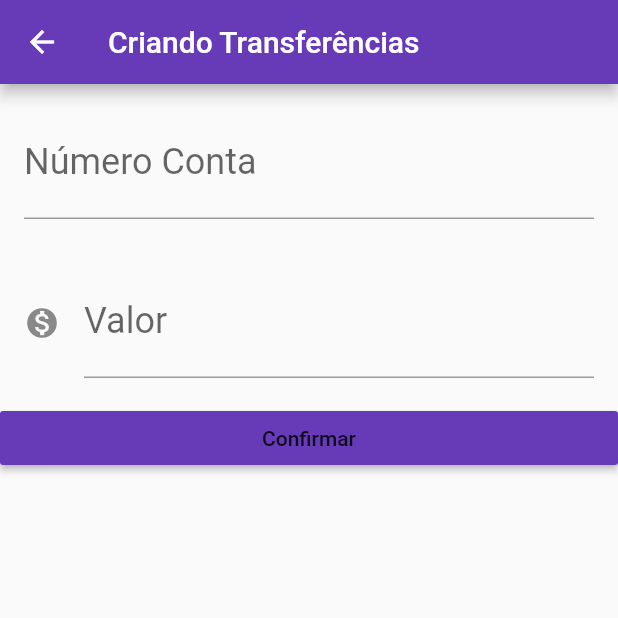
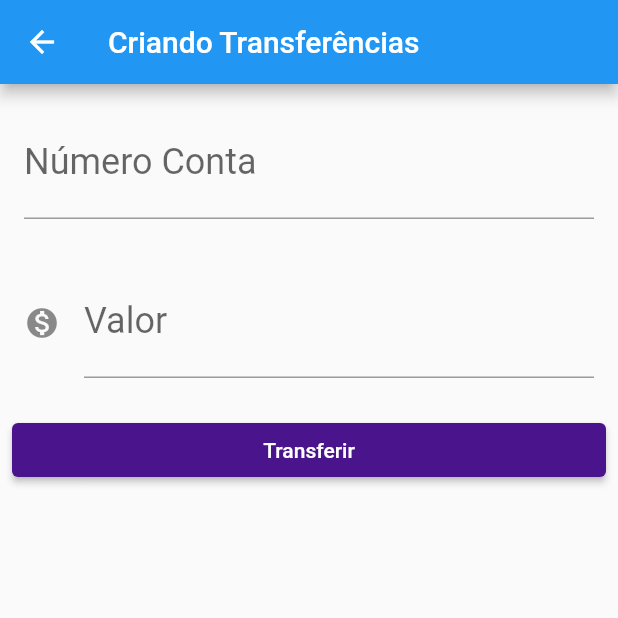
Before and after one commit to heulembarros/FundamentosFlutterAlura, a Flutter app: the FormularioTransferencia screen opened directly, on a phone screen of 412 x 824 dp, the top half of it. Run offline on Flutter 3.47's test engine with Material 2 defaults, Android fonts, the phone set to English and light mode, and no system bars.

Commit message:
Final do Curso

```diff
--- /dev/null
+++ b/lib/components/editor.dart
@@ -0,0 +1,33 @@
+import 'package:flutter/material.dart';
+
+class Editor extends StatelessWidget {
+  final TextEditingController controlador;
+  final String rotulo;
+  final String dica;
+  final IconData icone;
+
+  Editor({
+    this.controlador,
+    this.rotulo,
+    this.dica,
+    this.icone,
+  });
+
+  @override
+  Widget build(BuildContext context) {
+    return Padding(
+      padding: const EdgeInsets.all(16.0),
+      child: TextField(
+        controller: controlador,
+        style: TextStyle(
+          fontSize: 24.0,
+        ),
+        decoration: InputDecoration(
+            icon: icone != null ? Icon(icone) : null,
+            labelText: rotulo,
+            hintText: dica),
+        keyboardType: TextInputType.number,
+      ),
+    );
+  }
+}
--- a/lib/main.dart
+++ b/lib/main.dart
@@ -1,3 +1,4 @@
+import 'package:bytebank/screens/transferencia/lista.dart';
 import 'package:flutter/material.dart';
 
 void main() => runApp(ByteBankApp());
@@ -6,215 +7,17 @@ class ByteBankApp extends StatelessWidget {
   @override
   Widget build(BuildContext context) {
     return MaterialApp(
-      home: Scaffold(
-        body: ListaTranferencias(),
-        // body: FormularioTransferencia(),
+      // theme: ThemeData.dark(),
+      theme: ThemeData(
+        primaryColor: Colors.purple[800],
+        accentColor: Colors.purple[900],
+        buttonTheme: ButtonThemeData(
+          buttonColor: Colors.purple[900],
+          textTheme: ButtonTextTheme.primary,
+        ),
       ),
+      home: ListaTranferencias(),
       debugShowCheckedModeBanner: false,
     );
   }
 }
-
-class FormularioTransferencia extends StatelessWidget {
-  final TextEditingController _controladorCampoNumeroConta =
-      TextEditingController();
-  final TextEditingController _controladorCampoValor = TextEditingController();
-
-  @override
-  Widget build(BuildContext context) {
-    return Scaffold(
-        appBar: AppBar(
-          title: Text('Criando Transferências'),
-          backgroundColor: Colors.deepPurple,
-        ),
-        body: ListView(
-          children: [
-            Editor(
-                controlador: _controladorCampoNumeroConta,
-                rotulo: "Número Conta",
-                dica: '000'),
-            Editor(
-                controlador: _controladorCampoValor,
-                rotulo: "Valor",
-                dica: '0.00',
-                icone: Icons.monetization_on),
-            RaisedButton(
-              color: Colors.deepPurple,
-              child: Text('Confirmar'),
-              onPressed: () {
-                _criaTransferencia(context);
-              },
-            )
-          ],
-        ));
-  }
-
-  void _criaTransferencia(BuildContext context) {
-    final int numeroConta = int.tryParse(_controladorCampoNumeroConta.text);
-    final double valor = double.tryParse(_controladorCampoValor.text);
-    if(numeroConta != null && valor != null){
-      final transferenciaCriada = Transferencia(valor, numeroConta);
-      debugPrint('Criando Transferência');
-      debugPrint('$transferenciaCriada');
-      Navigator.pop(context, transferenciaCriada);
-      ScaffoldMessenger.of(context).showSnackBar(
-      SnackBar(
-        content: const Text('Transferência Realizada!'),
-        action: SnackBarAction(
-          // label: 'Info',
-          // onPressed: () {
-          // },
-        ),
-        ),
-      );
-    }
-  }
-}
-
-class Editor extends StatelessWidget {
-
-  final TextEditingController controlador;
-  final String rotulo;
-  final String dica;
-  final IconData icone;
-
-  Editor({this.controlador, this.rotulo, this.dica, this.icone});
-
-  @override
-  Widget build(BuildContext context) {
-    return Padding(
-      padding: const EdgeInsets.all(16.0),
-      child: TextField(
-        controller: controlador,
-        style: TextStyle(
-          fontSize: 24.0,
-        ),
-        decoration: InputDecoration(
-          icon: icone != null ? Icon(icone) : null,
-            labelText: rotulo,
-            hintText: dica),
-        keyboardType: TextInputType.number,
-      ),
-    );
-  }
-}
-
-
-class ListaTranferencias extends StatefulWidget {
-
-  final List<Transferencia> _transferencias = List();
-
-  @override
-  State<StatefulWidget> createState() {
-    return ListaTranferenciaState();
-  }
-}
-
-class ListaTranferenciaState extends State<ListaTranferencias>{
-  @override
-  Widget build(BuildContext context) {
-    return Scaffold(
-      appBar: AppBar(
-        leading: Builder(
-          builder: (context) => IconButton(
-            icon: Icon(Icons.menu_rounded),
-            onPressed: () => Scaffold.of(context).openDrawer(),
-          ),
-        ),
-        title: Text('Transferências'),
-        backgroundColor: Colors.deepPurple,
-      ),
-      body: ListView.builder(
-        itemCount: widget._transferencias.length,
-        itemBuilder: (context, indice){
-          final transferencia = widget._transferencias[indice];
-          return ItemTransferencia(transferencia);
-        },
-      ),
-      floatingActionButton: FloatingActionButton(
-        onPressed: () {
-          final Future<Transferencia> future = Navigator.push(context, MaterialPageRoute(builder: (context){
-            return FormularioTransferencia();
-          } ));
-
-          future.then((transferenciaRecebida) {
-            debugPrint('Chegou no Then do Futere');
-            debugPrint('$transferenciaRecebida');
-            if(transferenciaRecebida != null) {
-              setState(() {
-                widget._transferencias.add(transferenciaRecebida);
-              });
-            }
-          });
-
-        },
-        backgroundColor: Colors.deepPurple,
-        child: const Icon(Icons.add),
-      ),
-      drawer: Drawer(
-        child: ListView(
-          padding: EdgeInsets.zero,
-          children: const <Widget>[
-            DrawerHeader(
-              decoration: BoxDecoration(
-                color: Colors.deepPurple,
-              ),
-              child: Text(
-                'ByteBank',
-                style: TextStyle(
-                  color: Colors.white,
-                  fontSize: 24,
-                ),
-              ),
-            ),
-            ListTile(
-              leading: Icon(Icons.message),
-              title: Text('Mensagens'),
-            ),
-            ListTile(
-              leading: Icon(Icons.account_circle),
-              title: Text('Perfil'),
-            ),
-            ListTile(
-              leading: Icon(Icons.settings),
-              title: Text('Configurações'),
-            ),
-          ],
-        ),
-      ),
-    );
-  }
-
-
-}
-
-class ItemTransferencia extends StatelessWidget {
-  final Transferencia _transferencia;
-
-  ItemTransferencia(this._transferencia);
-
-  @override
-  Widget build(BuildContext context) {
-    return Card(
-      child: ListTile(
-        leading: Icon(Icons.monetization_on),
-        title: Text(_transferencia.valor.toString()),
-        subtitle: Text(_transferencia.numeroConta.toString()),
-        trailing: Icon(Icons.more_vert),
-      ),
-    );
-  }
-}
-
-
-class Transferencia{
-  final double valor;
-  final int numeroConta;
-
-  Transferencia(this.valor, this.numeroConta);
-
-  @override
-  String toString() {
-    return 'Transferencia{valor: $valor, numeroConta: $numeroConta}';
-  }
-}
--- /dev/null
+++ b/lib/models/transferencia.dart
@@ -0,0 +1,14 @@
+class Transferencia {
+  final double valor;
+  final int numeroConta;
+
+  Transferencia(
+    this.valor,
+    this.numeroConta,
+  );
+
+  @override
+  String toString() {
+    return 'Transferencia{valor: $valor, numeroConta: $numeroConta}';
+  }
+}
--- /dev/null
+++ b/lib/screens/transferencia/formulario.dart
@@ -0,0 +1,66 @@
+
+import 'package:bytebank/components/editor.dart';
+import 'package:bytebank/models/transferencia.dart';
+import 'package:flutter/material.dart';
+
+const _tituloAppBar = 'Criando Transferências';
+const _rotuloNumeroConta = "Número Conta";
+const _rotuloDicaConta = "0000";
+const _rotuloValor = "Valor";
+const _rotuloDicaValor = "0.00";
+const _rotuloBtn = "Transferir";
+
+class FormularioTransferencia extends StatefulWidget {
+  @override
+  State<StatefulWidget> createState() {
+    return FormularioTransferenciaState();
+  }
+}
+
+class FormularioTransferenciaState extends State<FormularioTransferencia> {
+  final TextEditingController _controladorCampoNumeroConta =
+  TextEditingController();
+  final TextEditingController _controladorCampoValor = TextEditingController();
+
+  @override
+  Widget build(BuildContext context) {
+    return Scaffold(
+        appBar: AppBar(
+          title: Text(_tituloAppBar),
+        ),
+        body: ListView(
+          children: [
+            Editor(
+                controlador: _controladorCampoNumeroConta,
+                rotulo: _rotuloNumeroConta,
+                dica: _rotuloDicaConta),
+            Editor(
+                controlador: _controladorCampoValor,
+                rotulo: _rotuloValor,
+                dica: _rotuloDicaValor,
+                icone: Icons.monetization_on),
+            Padding(
+              padding: const EdgeInsets.all(8.0),
+              child: RaisedButton(
+                // color: Colors.deepPurple,
+                child: Text(_rotuloBtn),
+                onPressed: () {
+                  _criaTransferencia(context);
+                },
+              ),
+            )
+          ],
+        ));
+  }
+
+  void _criaTransferencia(BuildContext context) {
+    final int numeroConta = int.tryParse(_controladorCampoNumeroConta.text);
+    final double valor = double.tryParse(_controladorCampoValor.text);
+    if (numeroConta != null && valor != null) {
+      final transferenciaCriada = Transferencia(valor, numeroConta);
+      // debugPrint('Criando Transferência');
+      // debugPrint('$transferenciaCriada');
+      Navigator.pop(context, transferenciaCriada);
+    }
+  }
+}
```
Also changed, not shown: lib/screens/transferencia/lista.dart (added, +119 -0 lines), 1 other file.
